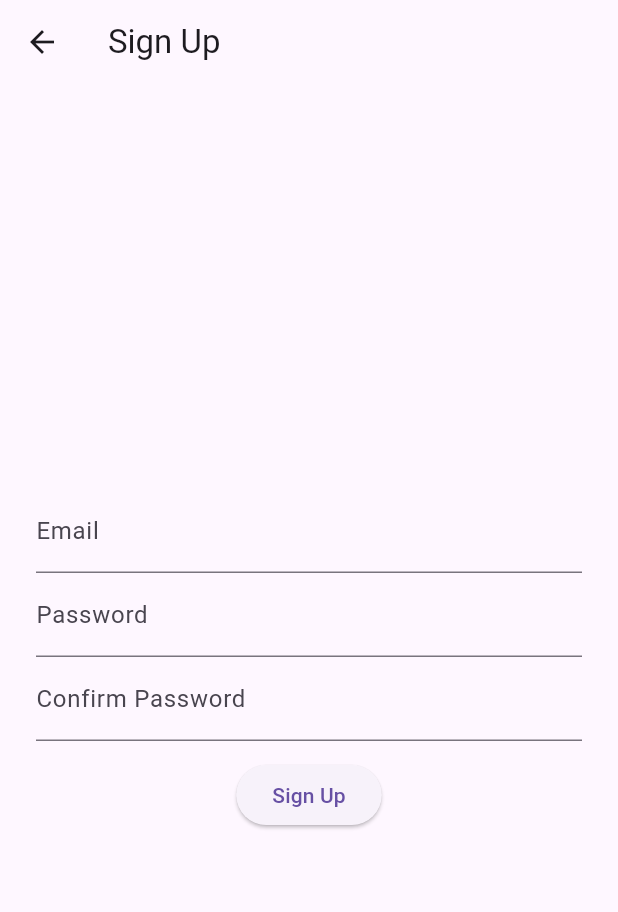
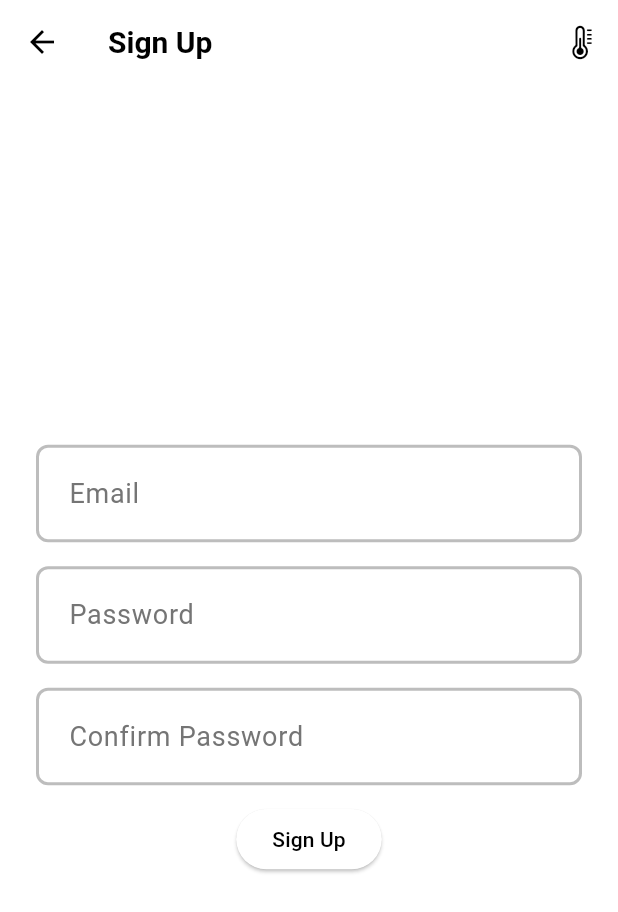
Before and after one commit to Pragades-Rajagopal/pillie, a Flutter app: the RegisterPage screen opened directly, on a phone screen of 412 x 824 dp. Shown: the top 912 px of the screen. Run offline on Flutter 3.47's test engine with Material 3 defaults, Android fonts, the phone set to English and light mode, and no system bars; our stand-ins replace adaptive_theme, supabase_flutter; accounts and stored records are empty; statements that could not run were skipped.

Commit message:
added themes, components for auth pages

```diff
--- a/lib/auth/screens/auth_gate.dart
+++ b/lib/app/auth/screens/auth_gate.dart
@@ -1,7 +1,7 @@
 import 'package:flutter/cupertino.dart';
 import 'package:flutter/material.dart';
-import 'package:pillie_app/auth/screens/login_page.dart';
-import 'package:pillie_app/profile/screens/profile_page.dart';
+import 'package:pillie_app/app/auth/screens/login_page.dart';
+import 'package:pillie_app/app/profile/screens/profile_page.dart';
 import 'package:supabase_flutter/supabase_flutter.dart';
 
 class AuthGate extends StatelessWidget {
--- /dev/null
+++ b/lib/app/auth/screens/register_page.dart
@@ -0,0 +1,127 @@
+import 'package:adaptive_theme/adaptive_theme.dart';
+import 'package:flutter/cupertino.dart';
+import 'package:flutter/material.dart';
+import 'package:pillie_app/app/auth/services/auth_service.dart';
+import 'package:pillie_app/app/components/text_form_field.dart';
+
+class RegisterPage extends StatefulWidget {
+  const RegisterPage({super.key});
+
+  @override
+  State<RegisterPage> createState() => _RegisterPageState();
+}
+
+class _RegisterPageState extends State<RegisterPage> {
+  final authService = AuthService();
+
+  final GlobalKey<FormState> _formKey = GlobalKey<FormState>();
+  final _emailController = TextEditingController();
+  final _passwordController = TextEditingController();
+  final _confirmPasswordController = TextEditingController();
+
+  void register() async {
+    final email = _emailController.text;
+    final password = _passwordController.text;
+    final confirmPassword = _confirmPasswordController.text;
+
+    if (password != confirmPassword) {
+      ScaffoldMessenger.of(context).showSnackBar(
+        const SnackBar(
+          content: Text('Password do not match'),
+        ),
+      );
+      return;
+    }
+
+    try {
+      if (_formKey.currentState!.validate()) {
+        await authService.signUp(email, password);
+        if (mounted) Navigator.pop(context);
+      }
+    } catch (e) {
+      if (mounted) {
+        ScaffoldMessenger.of(context).showSnackBar(
+          const SnackBar(
+            content: Text('Something went wrong'),
+          ),
+        );
+      }
+    }
+  }
+
+  @override
+  Widget build(BuildContext context) {
+    return Scaffold(
+      appBar: AppBar(
+        title: const Text('Sign Up'),
+        actions: [
+          IconButton(
+            onPressed: () async {
+              AdaptiveThemeMode? themeMode = await AdaptiveTheme.getThemeMode();
+              if (themeMode == AdaptiveThemeMode.dark) {
+                AdaptiveTheme.of(context).setLight();
+              } else {
+                AdaptiveTheme.of(context).setDark();
+              }
+            },
+            icon: const Icon(CupertinoIcons.thermometer),
+          )
+        ],
+      ),
+      body: SafeArea(
+        child: Container(
+          padding: const EdgeInsets.symmetric(horizontal: 24.0),
+          child: Center(
+            child: Form(
+              key: _formKey,
+              child: Column(
+                mainAxisAlignment: MainAxisAlignment.center,
+                children: [
+                  AppTextFormField(
+                    labelText: 'Email',
+                    textController: _emailController,
+                    validator: (value) {
+                      if (value == null || value.length < 6) {
+                        return "Email is mandatory";
+                      }
+                      return null;
+                    },
+                  ),
+                  const SizedBox(height: 16),
+                  AppTextFormField(
+                    labelText: 'Password',
+                    textController: _passwordController,
+                    validator: (value) {
+                      if (value == null || value.length < 6) {
+                        return "Password is mandatory with 6 char";
+                      }
+                      return null;
+                    },
+                    obscureText: true,
+                  ),
+                  const SizedBox(height: 16),
+                  AppTextFormField(
+                    labelText: 'Confirm Password',
+                    textController: _confirmPasswordController,
+                    validator: (value) {
+                      if (value == null || value.length < 6) {
+                        return "Confirm password is mandatory with 6 char";
+                      }
+                      return null;
+                    },
+                    obscureText: true,
+                  ),
+                  const SizedBox(height: 12),
+                  ElevatedButton(
+                    onPressed: register,
+                    child: const Text('Sign Up'),
+                  ),
+                ],
+              ),
+            ),
+          ),
+        ),
+      ),
+    );
+  }
+}
--- a/lib/auth/services/auth_service.dart
+++ b/lib/app/auth/services/auth_service.dart
@@ -12,7 +12,7 @@ class AuthService {
     return await _supabaseClient.auth.signUp(password: password, email: email);
   }
 
-  Future<void> signOut(String email, String password) async {
+  Future<void> signOut() async {
     return await _supabaseClient.auth.signOut();
   }
 
--- /dev/null
+++ b/lib/app/components/text_form_field.dart
@@ -0,0 +1,76 @@
+import 'package:flutter/material.dart';
+
+class AppTextFormField extends StatelessWidget {
+  final String labelText;
+  final TextEditingController textController;
+  final String? Function(String?)? validator;
+  final bool? obscureText;
+  final double? errorMessageHeight;
+  const AppTextFormField({
+    super.key,
+    required this.labelText,
+    required this.textController,
+    this.validator,
+    this.obscureText,
+    this.errorMessageHeight,
+  });
+
+  @override
+  Widget build(BuildContext context) {
+    return TextFormField(
+      controller: textController,
+      validator: validator,
+      style: const TextStyle(
+        fontSize: 22,
+      ),
+      decoration: InputDecoration(
+        labelText: labelText,
+        labelStyle: TextStyle(
+          color: Theme.of(context).colorScheme.secondary,
+          fontSize: 18,
+        ),
+        enabledBorder: OutlineInputBorder(
+          borderSide: BorderSide(
+            color: Theme.of(context).colorScheme.tertiary,
+            width: 2.0,
+          ),
+          borderRadius: const BorderRadius.all(Radius.circular(8.0)),
+          gapPadding: 10,
+        ),
+        focusedBorder: OutlineInputBorder(
+          borderSide: BorderSide(
+            color: Theme.of(context).colorScheme.tertiary,
+            width: 2.0,
+          ),
+          borderRadius: const BorderRadius.all(Radius.circular(8.0)),
+        ),
+        errorBorder: const OutlineInputBorder(
+          borderSide: BorderSide(
+            color: Colors.red,
+            width: 2.0,
+          ),
+          borderRadius: BorderRadius.all(Radius.circular(8.0)),
+        ),
+        focusedErrorBorder: const OutlineInputBorder(
+          borderSide: BorderSide(
+            color: Colors.red,
+            width: 2.0,
+          ),
+          borderRadius: BorderRadius.all(Radius.circular(8.0)),
+        ),
+        errorStyle: TextStyle(
+          fontSize: errorMessageHeight ?? 14.0,
+          color: Colors.red,
+          height: errorMessageHeight,
+          decorationThickness: errorMessageHeight,
+        ),
+        fillColor: Theme.of(context).colorScheme.surface,
+        filled: true,
+        focusColor: Theme.of(context).colorScheme.secondary,
+        counterText: "",
+      ),
+      cursorColor: Theme.of(context).colorScheme.primary,
+      obscureText: obscureText ?? false,
+    );
+  }
+}
--- a/lib/auth/screens/register_page.dart
+++ /dev/null
@@ -1,82 +0,0 @@
-import 'package:flutter/material.dart';
-import 'package:pillie_app/auth/services/auth_service.dart';
-
-class RegisterPage extends StatefulWidget {
-  const RegisterPage({super.key});
-
-  @override
-  State<RegisterPage> createState() => _RegisterPageState();
-}
-
-class _RegisterPageState extends State<RegisterPage> {
-  final authService = AuthService();
-
-  final _emailController = TextEditingController();
-  final _passwordController = TextEditingController();
-  final _confirmPasswordController = TextEditingController();
-
-  void register() async {
-    final email = _emailController.text;
-    final password = _passwordController.text;
-    final confirmPassword = _confirmPasswordController.text;
-
-    if (password != confirmPassword) {
-      ScaffoldMessenger.of(context).showSnackBar(
-        const SnackBar(
-          content: Text('Password do not match'),
-        ),
-      );
-      return;
-    }
-
-    try {
-      await authService.signUp(email, password);
-      if (mounted) Navigator.pop(context);
-    } catch (e) {
-      if (mounted) {
-        ScaffoldMessenger.of(context).showSnackBar(
-          const SnackBar(
-            content: Text('Something went wrong'),
-          ),
-        );
-      }
-    }
-  }
-
-  @override
-  Widget build(BuildContext context) {
-    return Scaffold(
-      appBar: AppBar(
-        title: const Text('Sign Up'),
-      ),
-      body: SafeArea(
-        child: Container(
-          padding: const EdgeInsets.symmetric(horizontal: 24.0),
-          child: Column(
-            mainAxisAlignment: MainAxisAlignment.center,
-            children: [
-              TextField(
-                controller: _emailController,
-                decoration: const InputDecoration(labelText: 'Email'),
-              ),
-              TextField(
-                controller: _passwordController,
-                decoration: const InputDecoration(labelText: 'Password'),
-              ),
-              TextField(
-                controller: _confirmPasswordController,
-                decoration:
-                    const InputDecoration(labelText: 'Confirm Password'),
-              ),
-              const SizedBox(height: 12),
-              ElevatedButton(
-                onPressed: register,
-                child: const Text('Sign Up'),
-              ),
-            ],
-          ),
-        ),
-      ),
-    );
-  }
-}
--- a/lib/clients/supabase_init.dart
+++ b/lib/clients/supabase_init.dart
@@ -1,8 +1,10 @@
+import 'package:pillie_app/utils/dotenv.dart';
 import 'package:supabase_flutter/supabase_flutter.dart';
 
 Future<void> init() async {
+  final env = await parseDotEnv();
   await Supabase.initialize(
-    anonKey: "",
-    url: "",
+    anonKey: '${env["SUPABASE_KEY"]}',
+    url: '${env["SUPABASE_URL"]}',
   );
 }
--- /dev/null
+++ b/lib/utils/themes.dart
@@ -0,0 +1,43 @@
+import 'package:flutter/material.dart';
+
+ThemeData lightTheme = ThemeData(
+  brightness: Brightness.light,
+  appBarTheme: const AppBarTheme(
+    titleTextStyle: TextStyle(
+      color: Colors.black,
+      fontWeight: FontWeight.bold,
+      fontSize: 20.0,
+    ),
+    backgroundColor: Colors.white,
+    elevation: 0,
+  ),
+  colorScheme: const ColorScheme.light(
+    surface: Colors.white, // grey 300
+    primary: Colors.black,
+    secondary: Color(0xFF757575), //grey 600
+    tertiary: Color(0xFFBDBDBD), //grey 400
+    primaryContainer: Color.fromARGB(255, 244, 244, 244),
+    surfaceBright: Colors.black,
+  ),
+);
+
+ThemeData darkTheme = ThemeData(
+  brightness: Brightness.dark,
+  appBarTheme: const AppBarTheme(
+    titleTextStyle: TextStyle(
+      color: Colors.white,
+      fontWeight: FontWeight.bold,
+      fontSize: 20.0,
+    ),
+    backgroundColor: Colors.black,
+    elevation: 0,
+  ),
+  colorScheme: const ColorScheme.dark(
+    surface: Colors.black,
+    primary: Colors.white,
+    secondary: Color(0xFFB8B8B8),
+    tertiary: Color(0xFF757575),
+    primaryContainer: Color(0xFF3D3D3D),
+    surfaceBright: Colors.white,
+  ),
+);
```
Also changed, not shown: lib/app/auth/screens/login_page.dart (added, +115 -0 lines), lib/app/profile/screens/profile_page.dart (added, +35 -0 lines), lib/auth/screens/login_page.dart (deleted, +0 -72 lines), lib/main.dart (+16 -3 lines), lib/profile/screens/profile_page.dart (deleted, +0 -19 lines), lib/utils/dotenv.dart (added, +16 -0 lines), pubspec.yaml (+3 -64 lines), pubspec.lock, 2 other files.
